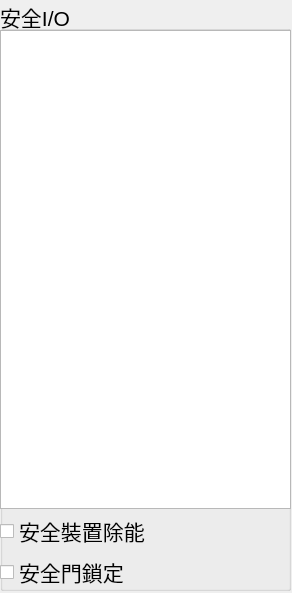
The window that bank-view/frontsafetypanel.ui (smandyscom/front-base-widget) describes before a commit, drawn with Qt 5.
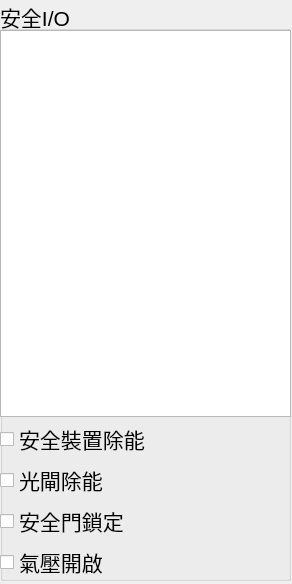
The same window after the commit.

What changed in the file:
```diff
--- a/bank-view/frontsafetypanel.ui
+++ b/bank-view/frontsafetypanel.ui
@@ -7,7 +7,7 @@
     <x>0</x>
     <y>0</y>
     <width>292</width>
-    <height>593</height>
+    <height>584</height>
    </rect>
   </property>
   <property name="sizePolicy">
@@ -30,7 +30,7 @@
      <x>0</x>
      <y>0</y>
      <width>291</width>
-     <height>591</height>
+     <height>581</height>
     </rect>
    </property>
    <property name="title">
@@ -42,7 +42,7 @@
       <x>0</x>
       <y>30</y>
       <width>291</width>
-      <height>561</height>
+      <height>551</height>
      </rect>
     </property>
     <layout class="QVBoxLayout" name="verticalLayout">
@@ -66,6 +66,13 @@
        </property>
       </widget>
      </item>
+     <item>
+      <widget class="QCheckBox" name="checkBoxLightgateBypass">
+       <property name="text">
+        <string>光閘除能</string>
+       </property>
+      </widget>
+     </item>
      <item>
       <widget class="QCheckBox" name="checkBoxSolenoid">
        <property name="text">
@@ -73,6 +80,13 @@
        </property>
       </widget>
      </item>
+     <item>
+      <widget class="QCheckBox" name="checkBoxAirChoke">
+       <property name="text">
+        <string>氣壓開啟</string>
+       </property>
+      </widget>
+     </item>
     </layout>
    </widget>
   </widget>
```
